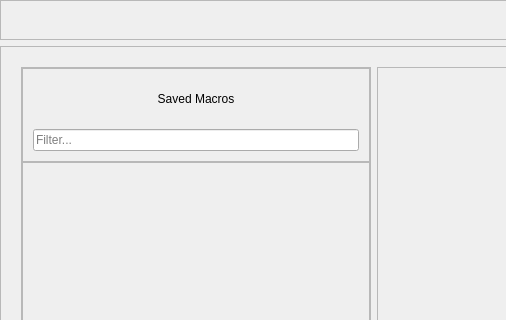
First picture: the form in app/ui/design.ui, repository KrazyManJ/ClickMapper, before the edit; both pictures show x 0 to 506 and y 0 to 320 of the 1280 by 720 pixel window.
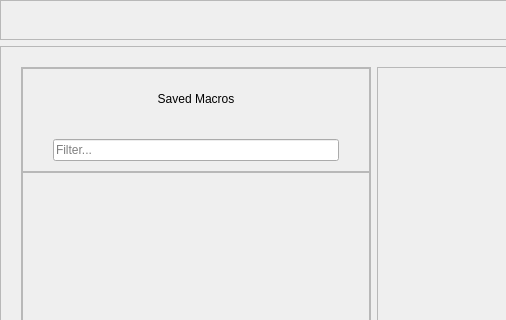
Second picture: the form after the edit. Icons and pictures are not drawn.

Diff of the .ui file:
```diff
--- a/app/ui/design.ui
+++ b/app/ui/design.ui
@@ -228,16 +228,16 @@
            </property>
            <layout class="QVBoxLayout" name="verticalLayout_4">
             <property name="spacing">
-             <number>0</number>
+             <number>10</number>
             </property>
             <property name="leftMargin">
-             <number>10</number>
+             <number>30</number>
             </property>
             <property name="topMargin">
              <number>0</number>
             </property>
             <property name="rightMargin">
-             <number>10</number>
+             <number>30</number>
             </property>
             <property name="bottomMargin">
              <number>10</number>
@@ -264,7 +264,7 @@
                <string>Filter...</string>
               </property>
               <property name="clearButtonEnabled">
-               <bool>true</bool>
+               <bool>false</bool>
               </property>
              </widget>
             </item>
@@ -300,6 +300,18 @@
               <verstretch>0</verstretch>
              </sizepolicy>
             </property>
+            <property name="minimumSize">
+             <size>
+              <width>350</width>
+              <height>0</height>
+             </size>
+            </property>
+            <property name="maximumSize">
+             <size>
+              <width>350</width>
+              <height>16777215</height>
+             </size>
+            </property>
             <layout class="QVBoxLayout" name="verticalLayout_3">
              <property name="spacing">
               <number>5</number>
@@ -311,7 +323,7 @@
               <number>10</number>
              </property>
              <property name="rightMargin">
-              <number>20</number>
+              <number>30</number>
              </property>
              <property name="bottomMargin">
               <number>10</number>
```
Left out of the diff: 16 changed lines with no effect on the pictures.
